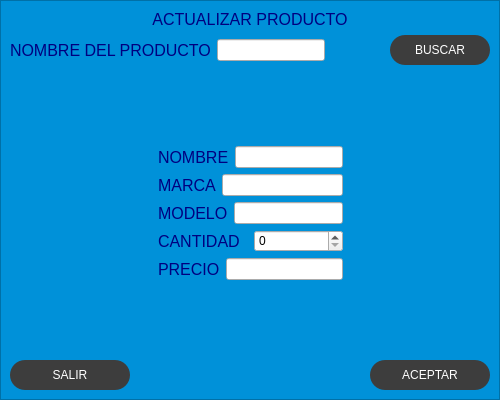
Above: inventario/qt/actualizar_prod.ui from washipash/tesita before the change. Below: the same form after it.
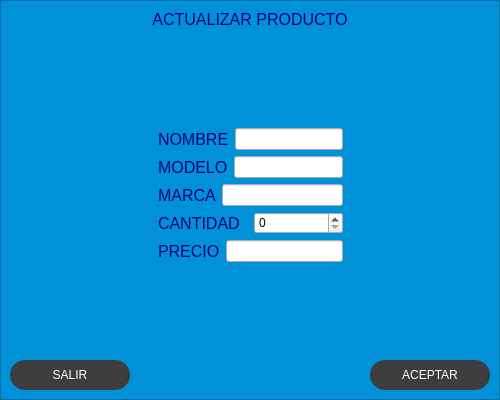
That is the form after the change.

```diff
--- a/inventario/qt/actualizar_prod.ui
+++ b/inventario/qt/actualizar_prod.ui
@@ -99,46 +99,6 @@
         </property>
        </widget>
       </item>
-      <item>
-       <layout class="QHBoxLayout" name="horizontalLayout_7">
-        <item>
-         <widget class="QLabel" name="label_3">
-          <property name="text">
-           <string>NOMBRE DEL PRODUCTO</string>
-          </property>
-         </widget>
-        </item>
-        <item>
-         <widget class="QLineEdit" name="line_edit_buscar"/>
-        </item>
-        <item>
-         <spacer name="horizontalSpacer_3">
-          <property name="orientation">
-           <enum>Qt::Horizontal</enum>
-          </property>
-          <property name="sizeHint" stdset="0">
-           <size>
-            <width>40</width>
-            <height>20</height>
-           </size>
-          </property>
-         </spacer>
-        </item>
-        <item>
-         <widget class="QPushButton" name="btn_edit_buscar">
-          <property name="minimumSize">
-           <size>
-            <width>100</width>
-            <height>30</height>
-           </size>
-          </property>
-          <property name="text">
-           <string>BUSCAR</string>
-          </property>
-         </widget>
-        </item>
-       </layout>
-      </item>
       <item>
        <layout class="QVBoxLayout" name="verticalLayout_2">
         <item>
@@ -188,20 +148,6 @@
             <item>
              <layout class="QHBoxLayout" name="horizontalLayout_3"/>
             </item>
-            <item>
-             <layout class="QHBoxLayout" name="horizontalLayout_4">
-              <item>
-               <widget class="QLabel" name="label_marca_insert_2">
-                <property name="text">
-                 <string>MARCA</string>
-                </property>
-               </widget>
-              </item>
-              <item>
-               <widget class="QLineEdit" name="line_edit_marca"/>
-              </item>
-             </layout>
-            </item>
             <item>
              <layout class="QHBoxLayout" name="horizontalLayout_5">
               <item>
@@ -216,6 +162,20 @@
               </item>
              </layout>
             </item>
+            <item>
+             <layout class="QHBoxLayout" name="horizontalLayout_4">
+              <item>
+               <widget class="QLabel" name="label_marca_insert_2">
+                <property name="text">
+                 <string>MARCA</string>
+                </property>
+               </widget>
+              </item>
+              <item>
+               <widget class="QLineEdit" name="line_edit_marca"/>
+              </item>
+             </layout>
+            </item>
             <item>
              <layout class="QHBoxLayout" name="horizontalLayout_6">
               <item>
```
Left out of the diff: 4 changed lines with no effect on the pictures.
